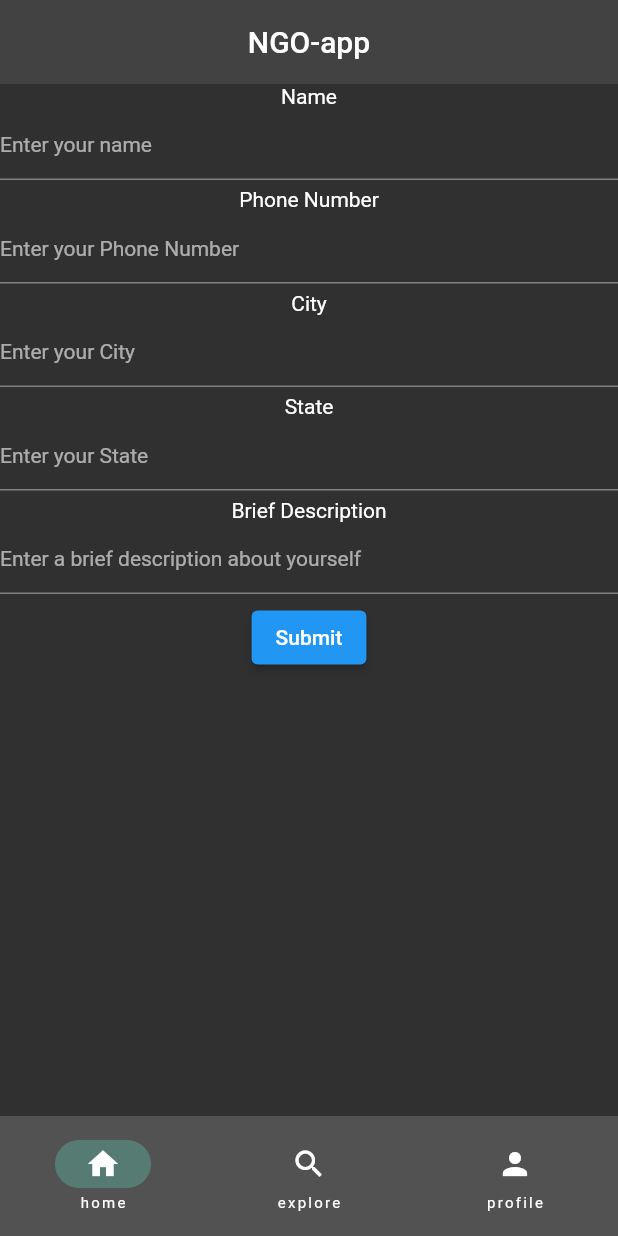
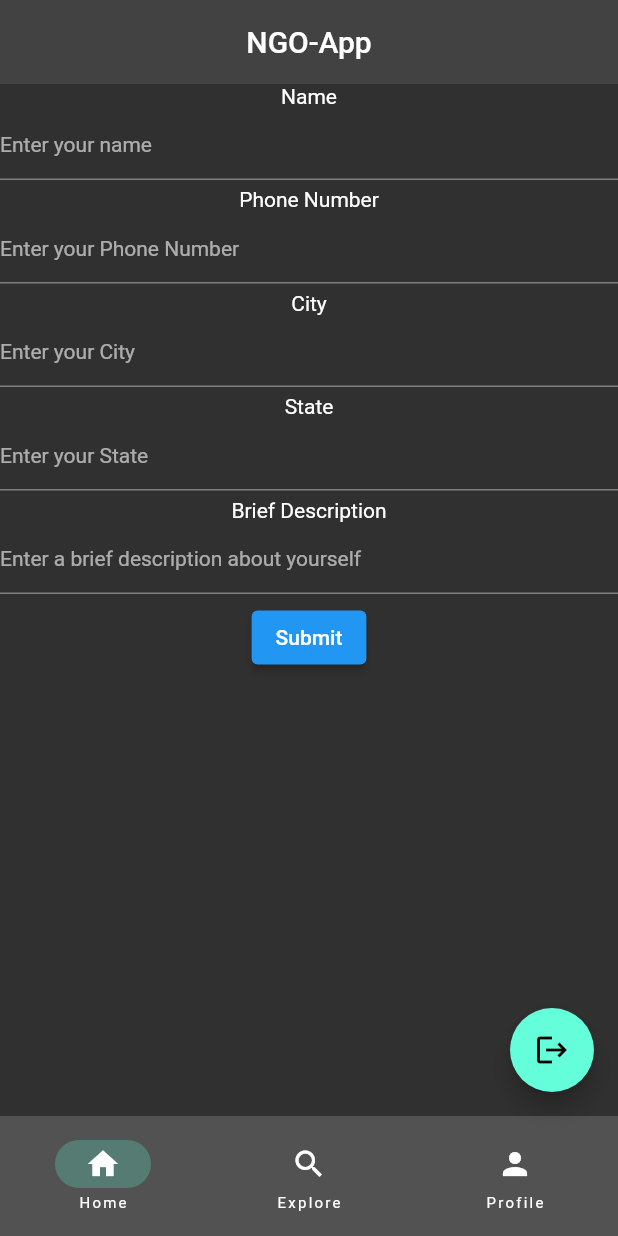
Before and after one commit to AbhishekSatpathy4848/TRINIT_594092-U801T4BE_DEV, a Flutter app: the RootPage screen opened by its route, after a tap on "Submit", on a phone screen of 412 x 824 dp. Run offline on Flutter 3.47's test engine with Material 2 defaults, Android fonts, the phone set to English and light mode, and no system bars; our stand-ins replace cloud_firestore, firebase_auth, firebase_core; accounts and stored records are empty.

Commit message:
Modified first time phil reg

```diff
--- a/lib/features/registration/presentation/first_time_philanthrophist.dart
+++ b/lib/features/registration/presentation/first_time_philanthrophist.dart
@@ -1,9 +1,12 @@
 import 'package:cloud_firestore/cloud_firestore.dart';
+import 'package:firebase_auth/firebase_auth.dart';
 import 'package:flutter/material.dart';
 import 'package:flutter/services.dart';
 import 'package:flutter/src/widgets/framework.dart';
 import 'package:flutter/src/widgets/placeholder.dart';
 import 'package:ngo_hackathon/core/models/philanthropist_model.dart';
+import 'package:ngo_hackathon/core/pages/home.dart';
+import 'package:ngo_hackathon/root_page.dart';
 
 class NewPhilanthrophist extends StatefulWidget {
   const NewPhilanthrophist({super.key});
@@ -13,6 +16,16 @@ class NewPhilanthrophist extends StatefulWidget {
 }
 
 class _NewPhilanthrophistState extends State<NewPhilanthrophist> {
+  void dispose() {
+    nameController.dispose();
+    phone.dispose();
+    city.dispose();
+    state.dispose();
+    desc.dispose();
+    super.dispose();
+  }
+
+  final email = FirebaseAuth.instance.currentUser!.email;
   TextEditingController nameController = TextEditingController();
   TextEditingController phone = TextEditingController();
   TextEditingController city = TextEditingController();
@@ -21,7 +34,8 @@ class _NewPhilanthrophistState extends State<NewPhilanthrophist> {
   bool firstTimeLogin = true;
   @override
   Widget build(BuildContext context) {
-    return Container(
+    return SingleChildScrollView(
+      child: Container(
           child: Column(children: [
         Column(
           children: [
@@ -55,6 +69,7 @@ class _NewPhilanthrophistState extends State<NewPhilanthrophist> {
             ),
             TextFormField(
               controller: phone,
+              keyboardType: TextInputType.phone,
               decoration: const InputDecoration(
                 hintText: 'Enter your Phone Number',
                 hintStyle: TextStyle(fontSize: 14),
@@ -152,12 +167,12 @@ class _NewPhilanthrophistState extends State<NewPhilanthrophist> {
                   desc.text.isNotEmpty) {
                 PhilanthropistModel philanthropistModel = PhilanthropistModel(
                     name: nameController.text,
-                  email: 'shashankgirish07@gmail.com',
+                    email: email,
                     phoneNo: phone.text,
                     profilePhoto:
                         'https://cdn.pixabay.com/photo/2015/10/05/22/37/blank-profile-picture-973460_1280.png',
                     preferredAreaofimpact: ['Education', 'Healthcare'],
-                  followingNgo: ['Ngo1', 'Ngo2'],
+                    followingNgo: null,
                     city: city.text,
                     state: state.text,
                     communities: null,
@@ -165,18 +180,14 @@ class _NewPhilanthrophistState extends State<NewPhilanthrophist> {
                     firstTimeLogin: firstTimeLogin);
                 final docUser =
                     FirebaseFirestore.instance.collection('users').doc();
-              docUser.set({
-                'email': 'shashankgirish07@gmail.com',
-                'type': 'philanthropist'
-              });
+                docUser.set({'email': email, 'type': 'Philanthropist'});
                 philanthropistModel.createPhilanthropist(philanthropistModel);
-              // Navigator.push(
-              //     context,
-              //     MaterialPageRoute(
-              //         builder: (context) => const NewPhilanthrophist()));
+                Navigator.pushReplacement(context,
+                    MaterialPageRoute(builder: (context) => const RootPage()));
               }
             },
             child: const Text('Submit'))
-    ]));
+      ])),
+    );
   }
 }
--- a/lib/root_page.dart
+++ b/lib/root_page.dart
@@ -1,3 +1,5 @@
+import 'package:cloud_firestore/cloud_firestore.dart';
+import 'package:firebase_auth/firebase_auth.dart';
 import 'package:flutter/material.dart';
 import 'package:ngo_hackathon/core/pages/search_page.dart';
 import 'package:ngo_hackathon/features/registration/presentation/first_time_philanthrophist.dart';
@@ -13,36 +15,75 @@ class RootPage extends StatefulWidget {
 }
 
 class _RootPageState extends State<RootPage> {
+  bool firstTimeLogin = true;
+  bool showNavBar = true;
+
+  Future checkData() async {
+    await FirebaseFirestore.instance.collection('users').get().then((value) => {
+          value.docs.forEach((element) {
+            if (element['email'] == FirebaseAuth.instance.currentUser!.email) {
+              firstTimeLogin = false;
+              showNavBar = true;
+              //print(firstTimeLogin);
+            }
+          })
+        });
+    //setState(() {});
+  }
+
   int currentpage = 0;
   final screens = [
-    const NewPhilanthrophist(),
+    const HomePage(),
     const SearchPage(),
     const ProfilePage(),
   ];
   @override
   Widget build(BuildContext context) {
     return Scaffold(
+      floatingActionButton: FloatingActionButton(
+        onPressed: () {
+          FirebaseAuth.instance.signOut();
+        },
+        child: const Icon(Icons.logout),
+      ),
       appBar: AppBar(
         elevation: 0.0,
         automaticallyImplyLeading: false,
-        title: Center(
-          child: Text('NGO-app'),
+        title: const Center(
+          child: Text('NGO-App'),
         ),
       ),
-      body: IndexedStack(
-        index: currentpage,
-        children: screens,
-      ),
+      body: FutureBuilder(
+          future: checkData(),
+          builder: (context, snapshot) {
+            if (snapshot.connectionState == ConnectionState.waiting) {
+              return const Center(
+                child: CircularProgressIndicator(),
+              );
+            } else if (snapshot.connectionState == ConnectionState.done &&
+                firstTimeLogin) {
+              //print('abc');
+              return const NewPhilanthrophist();
+            }
+            //print('123');
+
+            return IndexedStack(
+              index: currentpage,
+              children: screens,
+            );
+          }),
       bottomNavigationBar: NavigationBar(
         destinations: const [
-          NavigationDestination(icon: Icon(Icons.home), label: 'home'),
-          NavigationDestination(icon: Icon(Icons.search), label: 'explore'),
-          NavigationDestination(icon: Icon(Icons.person), label: 'profile')
+          NavigationDestination(icon: Icon(Icons.home), label: 'Home'),
+          NavigationDestination(icon: Icon(Icons.search), label: 'Explore'),
+          NavigationDestination(icon: Icon(Icons.person), label: 'Profile')
         ],
         onDestinationSelected: (int index) {
-          setState(() {
-            currentpage = index;
-          });
+          if (firstTimeLogin == false) {
+            setState(() {
+              currentpage = index;
+            });
+          }
         },
         selectedIndex: currentpage,
       ),
```
Lines whose indentation alone changed are shown as unchanged.
